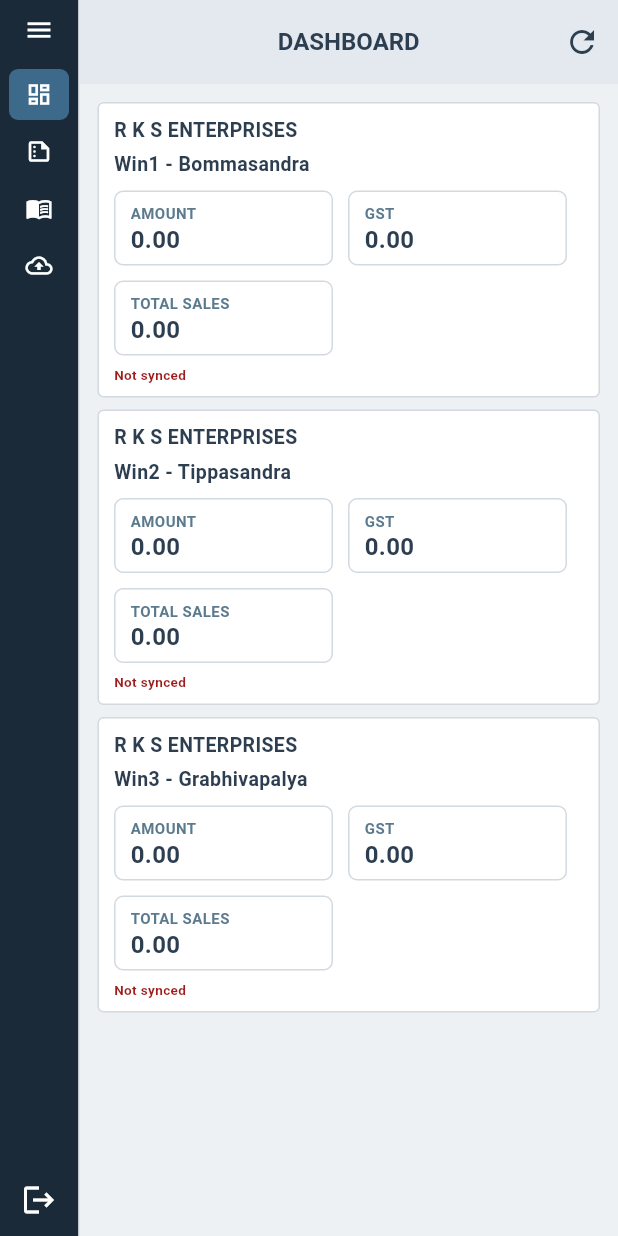
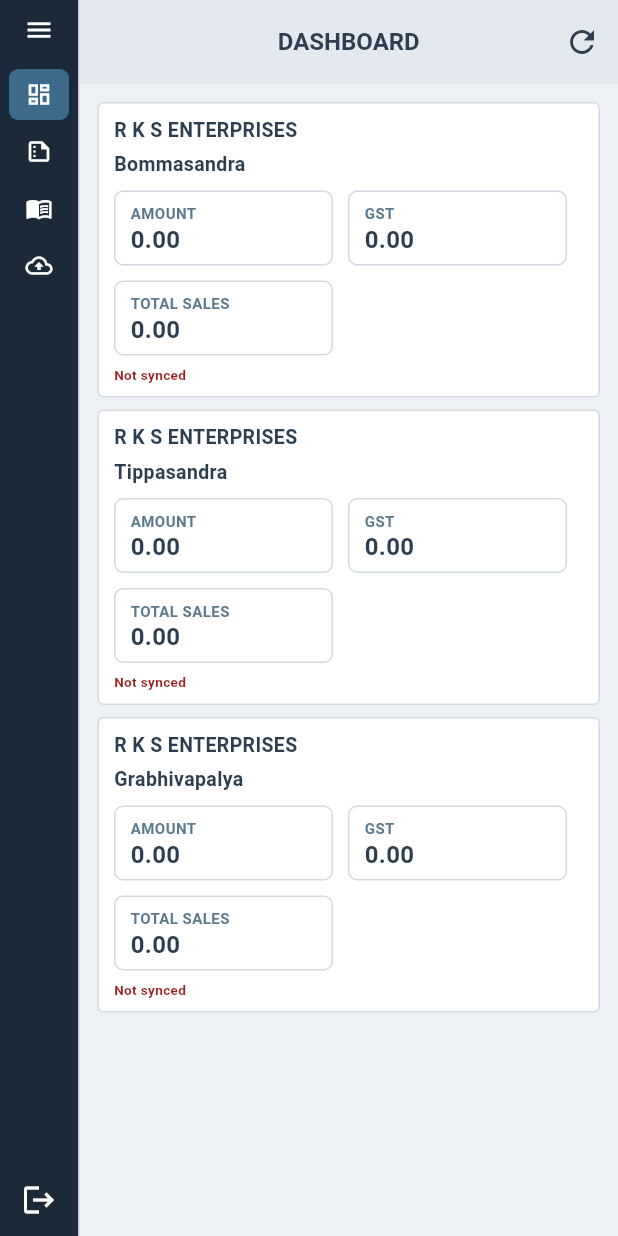
Before and after one commit to Vigneshwari116/sales, a Flutter app: the AdminDashboardScreen screen opened directly, on a phone screen of 412 x 824 dp. Run offline on Flutter 3.47's test engine with Material 3 defaults, Android fonts, the phone set to English and light mode, and no system bars; our stand-ins replace connectivity_plus, pdf, printing, shared_preferences, sqflite, sqflite_common_ffi; accounts and stored records are empty.

Commit message:
Show branch names only without Win1/Win2/Win3 prefix
Display Bommasandra, Tippasandra, and Grabhivapalya on receipts,
dashboards, and dropdowns instead of Win1 - Bommasandra style labels.

Co-authored-by: Vigneshwari116 <Vigneshwari116@users.noreply.github.com>

```diff
--- a/lib/config/location_codes.dart
+++ b/lib/config/location_codes.dart
@@ -22,11 +22,11 @@ String displayNameForLocationCode(String code) {
 String branchLabelForLocationCode(String code) {
   switch (code) {
     case 'win1':
-      return 'Win1 - Bommasandra';
+      return 'Bommasandra';
     case 'win2':
-      return 'Win2 - Tippasandra';
+      return 'Tippasandra';
     case 'win3':
-      return 'Win3 - Grabhivapalya';
+      return 'Grabhivapalya';
     default:
       return displayNameForLocationCode(code);
   }
--- a/lib/widgets/compact_layout.dart
+++ b/lib/widgets/compact_layout.dart
@@ -225,7 +225,7 @@ class CompactAbstractSummary extends StatelessWidget {
   }
 }
 
-/// Centered business name with branch label (e.g. Win1 - Bommasandra).
+/// Centered business name with branch label (e.g. Bommasandra).
 class LocationBrandingHeader extends StatelessWidget {
   final String locationDisplayName;
   final TextAlign align;
```
Also changed, not shown: 4 other files.
